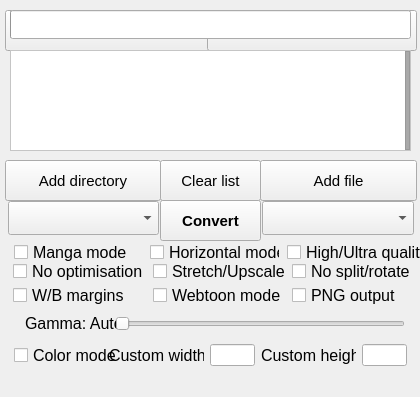
The window that gui/KCC-OSX.ui (ciromattia/kcc) describes before a commit, drawn with Qt 5.
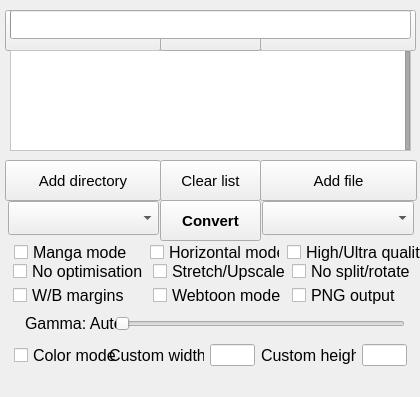
The same window after the commit. Icons and pictures are not drawn.

Patch:
```diff
--- a/gui/KCC-OSX.ui
+++ b/gui/KCC-OSX.ui
@@ -477,7 +477,7 @@
      <rect>
       <x>5</x>
       <y>10</y>
-      <width>210</width>
+      <width>156</width>
       <height>41</height>
      </rect>
     </property>
@@ -499,9 +499,9 @@
    <widget class="QPushButton" name="AdvModeButton">
     <property name="geometry">
      <rect>
-      <x>207</x>
+      <x>260</x>
       <y>10</y>
-      <width>210</width>
+      <width>156</width>
       <height>41</height>
      </rect>
     </property>
@@ -782,9 +782,34 @@
      </layout>
     </widget>
    </widget>
+   <widget class="QPushButton" name="EditorButton">
+    <property name="geometry">
+     <rect>
+      <x>160</x>
+      <y>10</y>
+      <width>101</width>
+      <height>41</height>
+     </rect>
+    </property>
+    <property name="font">
+     <font>
+      <family>Lucida Grande</family>
+      <pointsize>12</pointsize>
+     </font>
+    </property>
+    <property name="focusPolicy">
+     <enum>Qt::NoFocus</enum>
+    </property>
+    <property name="text">
+     <string>Editor</string>
+    </property>
+    <property name="icon">
+     <iconset resource="KCC.qrc">
+      <normaloff>:/Other/icons/editor.png</normaloff>:/Other/icons/editor.png</iconset>
+    </property>
+   </widget>
    <zorder>BasicModeButton</zorder>
    <zorder>AdvModeButton</zorder>
-   <zorder>ProgressBar</zorder>
    <zorder>JobList</zorder>
    <zorder>OptionsAdvanced</zorder>
    <zorder>DeviceBox</zorder>
@@ -796,6 +821,8 @@
    <zorder>OptionsBasic</zorder>
    <zorder>OptionsAdvancedGamma</zorder>
    <zorder>OptionsExpert</zorder>
+   <zorder>EditorButton</zorder>
+   <zorder>ProgressBar</zorder>
   </widget>
   <widget class="QStatusBar" name="statusBar">
    <property name="font">
```
